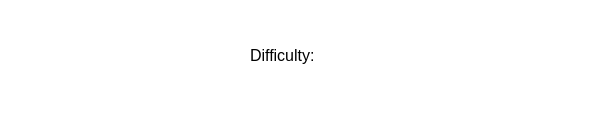
First picture: the form in lvl.ui, repository DEATHSTROUKE/Tower-Defence, before the edit.
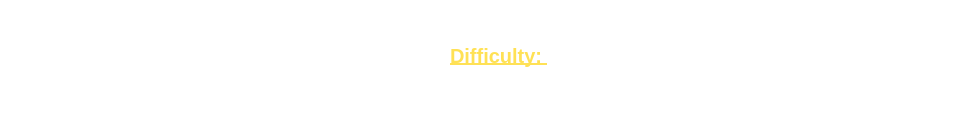
Second picture: the form after the edit. Icons and pictures are not drawn.

```diff
--- a/lvl.ui
+++ b/lvl.ui
@@ -6,7 +6,7 @@
    <rect>
     <x>0</x>
     <y>0</y>
-    <width>601</width>
+    <width>971</width>
     <height>120</height>
    </rect>
   </property>
@@ -25,8 +25,8 @@
   <widget class="QPushButton" name="start">
    <property name="geometry">
     <rect>
-     <x>480</x>
-     <y>30</y>
+     <x>820</x>
+     <y>20</y>
      <width>121</width>
      <height>81</height>
     </rect>
@@ -50,13 +50,14 @@
     <rect>
      <x>30</x>
      <y>20</y>
-     <width>181</width>
+     <width>341</width>
      <height>71</height>
     </rect>
    </property>
    <property name="styleSheet">
     <string notr="true">font-weight: bold;
-font-size: 24px;</string>
+font-size: 30px;
+color: #FFE155</string>
    </property>
    <property name="text">
     <string/>
@@ -65,15 +66,27 @@
   <widget class="QLabel" name="diff">
    <property name="geometry">
     <rect>
-     <x>250</x>
+     <x>450</x>
      <y>20</y>
-     <width>211</width>
+     <width>331</width>
      <height>71</height>
     </rect>
    </property>
+   <property name="font">
+    <font>
+     <pointsize>-1</pointsize>
+     <weight>75</weight>
+     <bold>true</bold>
+     <underline>true</underline>
+     <strikeout>false</strikeout>
+     <kerning>true</kerning>
+    </font>
+   </property>
    <property name="styleSheet">
-    <string notr="true">font-weight: Italic;
-font-size: 16px;</string>
+    <string notr="true">font-weight: bold;
+font-size: 20px;
+color: #FFE155;
+text-shadow: 1px 1px 1px #000;</string>
    </property>
    <property name="text">
     <string>Difficulty: </string>
```
